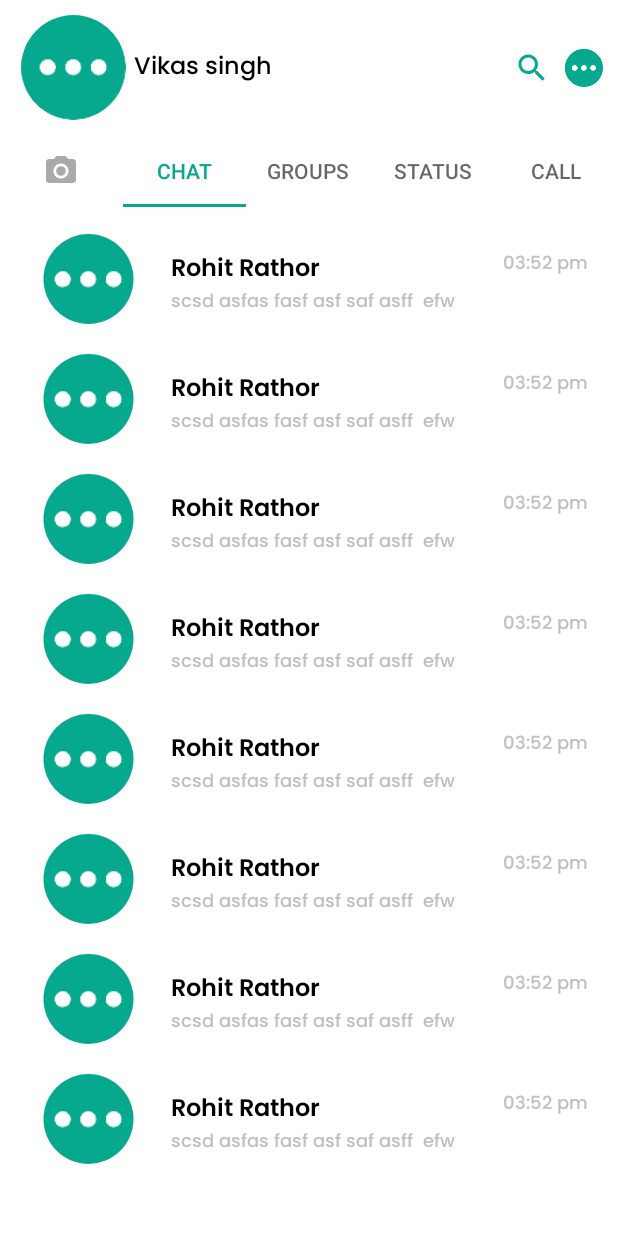
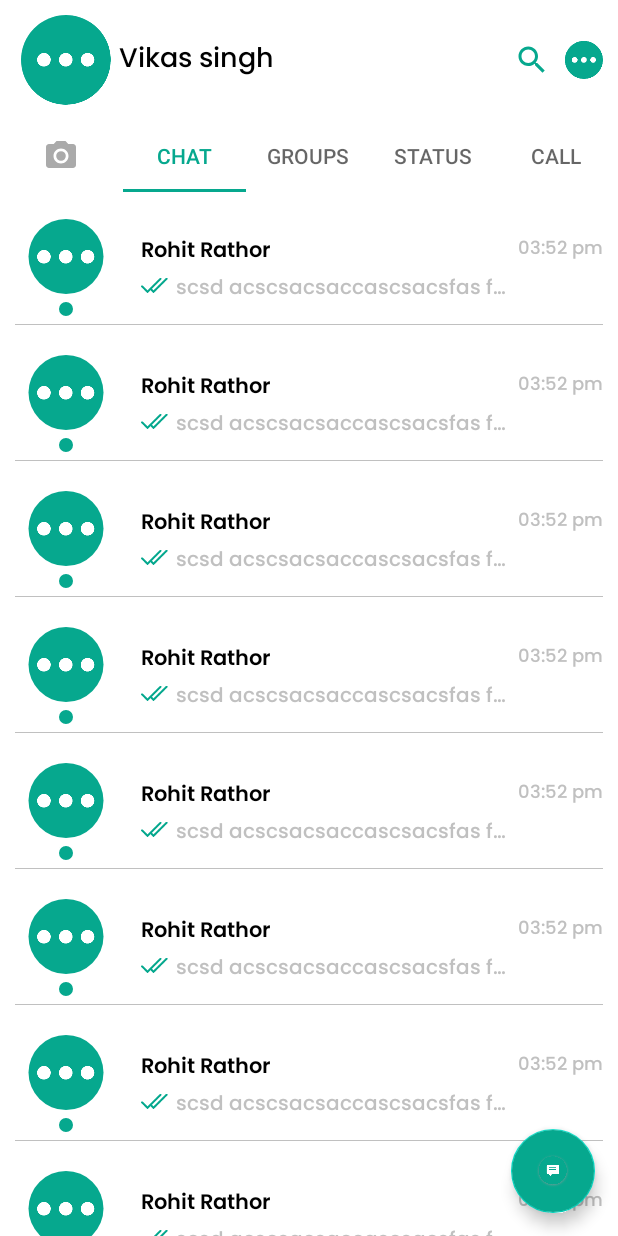
Before and after one commit to vikas67/chamber_of_secrets, an Android app: the screen it shows after launch (SecretsDashboardActivity), on a phone screen of 412 x 824 dp. Run offline under Robolectric (Android 15) with nearby library versions, the phone set to English and light mode, and no system bars; plain views replace CircularImageView.

Commit message:
1/27/2021

```diff
--- /dev/null
+++ b/app/src/main/res/drawable/circle_img.xml
@@ -0,0 +1,8 @@
+<?xml version="1.0" encoding="utf-8"?>
+<shape xmlns:android="http://schemas.android.com/apk/res/android">
+    <corners android:radius="50dp" />
+    <stroke
+        android:width="1dp"
+        android:color="@color/white" />
+    <solid android:color="@color/light_green" />
+</shape>
--- a/app/src/main/res/layout/activity_secrets_dashboard.xml
+++ b/app/src/main/res/layout/activity_secrets_dashboard.xml
@@ -1,5 +1,5 @@
 <?xml version="1.0" encoding="utf-8"?>
-<LinearLayout xmlns:android="http://schemas.android.com/apk/res/android"
+<RelativeLayout xmlns:android="http://schemas.android.com/apk/res/android"
     xmlns:tools="http://schemas.android.com/tools"
     android:layout_width="match_parent"
     android:layout_height="match_parent"
@@ -7,9 +7,26 @@
     android:orientation="vertical"
     tools:context=".Activity.SecretsDashboardActivity">
 
-    <include layout="@layout/include_dashboard_header" />
+    <LinearLayout
+        android:layout_width="match_parent"
+        android:layout_height="match_parent"
+        android:orientation="vertical">
 
-    <include layout="@layout/include_dashboard_chat_tabs" />
+        <include layout="@layout/include_dashboard_header" />
+
+        <include layout="@layout/include_dashboard_chat_tabs" />
+
+    </LinearLayout>
 
 
-</LinearLayout>
+    <android.support.design.widget.FloatingActionButton
+        android:layout_width="wrap_content"
+        android:layout_height="wrap_content"
+        android:layout_alignParentRight="true"
+        android:layout_alignParentEnd="true"
+        android:layout_alignParentBottom="true"
+        android:layout_margin="15dp"
+        android:backgroundTint="@color/light_green"
+        android:src="@drawable/contact_open_img" />
+
+</RelativeLayout>
--- a/app/src/main/res/layout/include_dashboard_header.xml
+++ b/app/src/main/res/layout/include_dashboard_header.xml
@@ -8,8 +8,8 @@
 
     <com.github.siyamed.shapeimageview.CircularImageView
         android:id="@+id/profile_img"
-        android:layout_width="70dp"
-        android:layout_height="70dp"
+        android:layout_width="60dp"
+        android:layout_height="60dp"
         android:layout_marginStart="4dp"
         android:layout_marginLeft="4dp"
         android:contentDescription="TODO"
@@ -26,7 +26,7 @@
         android:fontFamily="@font/poppins_medium"
         android:text="Vikas singh"
         android:textColor="@color/black"
-        android:textSize="16sp"
+        android:textSize="18sp"
         app:layout_constraintBottom_toBottomOf="@+id/profile_img"
         app:layout_constraintLeft_toRightOf="@+id/profile_img"
         app:layout_constraintTop_toTopOf="@+id/profile_img" />
--- a/app/src/main/res/layout/row_secrets_chat.xml
+++ b/app/src/main/res/layout/row_secrets_chat.xml
@@ -3,18 +3,28 @@
     xmlns:app="http://schemas.android.com/apk/res-auto"
     android:layout_width="match_parent"
     android:layout_height="wrap_content"
-    android:background="@color/white">
+    android:background="@color/white"
+    android:paddingBottom="10dp">
 
     <com.github.siyamed.shapeimageview.CircularImageView
         android:id="@+id/contact_profile_img"
-        android:layout_width="70dp"
-        android:layout_height="70dp"
+        android:layout_width="60dp"
+        android:layout_height="60dp"
         android:layout_marginStart="4dp"
         android:layout_marginLeft="4dp"
         android:paddingBottom="10dp"
         android:src="@drawable/dashboard_top_icon"
         app:layout_constraintStart_toStartOf="@+id/guideline_start"
         app:layout_constraintTop_toTopOf="@+id/guideline_top" />
+
+    <ImageView
+        android:layout_width="12dp"
+        android:layout_height="12dp"
+        android:src="@drawable/circle_img"
+        app:layout_constraintBottom_toBottomOf="@+id/contact_profile_img"
+        app:layout_constraintLeft_toLeftOf="@+id/contact_profile_img"
+        app:layout_constraintRight_toRightOf="@+id/contact_profile_img"
+        app:layout_constraintTop_toBottomOf="@+id/contact_profile_img" />
 
     <TextView
         android:id="@+id/contact_name"
@@ -25,7 +35,7 @@
         android:fontFamily="@font/poppins_semi_bold"
         android:text="Rohit Rathor"
         android:textColor="@color/black"
-        android:textSize="16sp"
+        android:textSize="14sp"
         app:layout_constraintLeft_toRightOf="@+id/contact_profile_img"
         app:layout_constraintRight_toLeftOf="@+id/time"
         app:layout_constraintTop_toTopOf="@+id/guideline_top" />
@@ -43,32 +53,56 @@
         app:layout_constraintRight_toRightOf="@+id/guideline_end"
         app:layout_constraintTop_toTopOf="@+id/guideline_top" />
 
+    <ImageView
+        android:id="@+id/contact_double_pick"
+        android:layout_width="18dp"
+        android:layout_height="18dp"
+        android:layout_marginStart="20dp"
+        android:layout_marginLeft="20dp"
+        android:layout_marginTop="25dp"
+        android:src="@drawable/doble_tick"
+        app:layout_constraintLeft_toRightOf="@+id/contact_profile_img"
+        app:layout_constraintTop_toTopOf="@+id/contact_name" />
+
     <TextView
         android:id="@+id/contact_msg"
         android:layout_width="0dp"
         android:layout_height="wrap_content"
-        android:layout_marginLeft="20dp"
+        android:layout_marginStart="5dp"
+        android:layout_marginLeft="5dp"
         android:layout_marginTop="25dp"
         android:fontFamily="@font/poppins_medium"
-        android:text="scsd asfas fasf asf saf asff  efw"
+        android:ellipsize="end"
+        android:maxLines="1"
+        app:layout_constraintRight_toLeftOf="@+id/time"
+        android:text="scsd acscsacsaccascsacsfas fasf asf cscassacsaf asff  efw"
         android:textColor="@color/text_grey"
-        android:textSize="12sp"
-        app:layout_constraintLeft_toRightOf="@+id/contact_profile_img"
+        android:textSize="13sp"
+        app:layout_constraintLeft_toRightOf="@+id/contact_double_pick"
         app:layout_constraintTop_toTopOf="@+id/contact_name" />
+
+    <View
+        android:layout_width="match_parent"
+        android:layout_height="0.2dp"
+        app:layout_constraintLeft_toLeftOf="parent"
+        app:layout_constraintRight_toRightOf="parent"
+        android:background="@color/text_grey"
+        android:layout_marginTop="10dp"
+        app:layout_constraintTop_toBottomOf="@+id/contact_profile_img"/>
 
     <android.support.constraint.Guideline
         android:id="@+id/guideline_start"
         android:layout_width="wrap_content"
         android:layout_height="wrap_content"
         android:orientation="vertical"
-        app:layout_constraintGuide_begin="10dp" />
+        app:layout_constraintGuide_begin="0dp" />
 
     <android.support.constraint.Guideline
         android:id="@+id/guideline_end"
         android:layout_width="wrap_content"
         android:layout_height="wrap_content"
         android:orientation="vertical"
-        app:layout_constraintGuide_end="10dp" />
+        app:layout_constraintGuide_end="0dp" />
 
     <android.support.constraint.Guideline
         android:id="@+id/guideline_top"
```
Also changed, not shown: app/src/main/res/layout/row_secrets_status.xml (added, +47 -0 lines), app/src/main/res/drawable-hdpi/contact_open_img.png (added), app/src/main/res/drawable-hdpi/doble_tick.png (added), app/src/main/res/drawable-ldpi/contact_open_img.png (added), app/src/main/res/drawable-ldpi/doble_tick.png (added), app/src/main/res/drawable-mdpi/contact_open_img.png (added), app/src/main/res/drawable-mdpi/doble_tick.png (added), app/src/main/res/drawable-xhdpi/contact_open_img.png (added), app/src/main/res/drawable-xhdpi/doble_tick.png (added), app/src/main/res/drawable-xxhdpi/contact_open_img.png (added), app/src/main/res/drawable-xxhdpi/doble_tick.png (added), app/src/main/res/drawable-xxxhdpi/contact_open_img.png (added), app/src/main/res/drawable-xxxhdpi/doble_tick.png (added).
